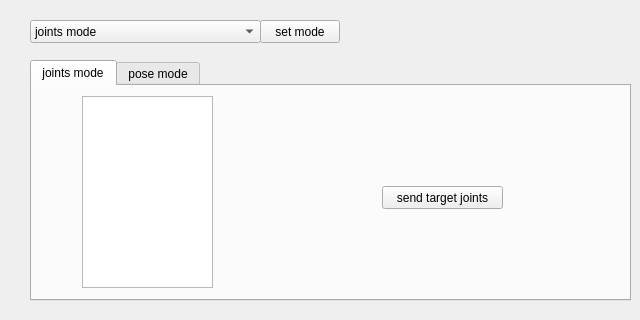
Old version of the form taskassignment.ui in the repository freealong/rik_client.
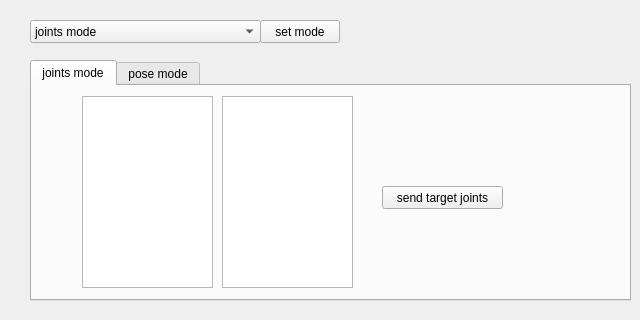
New version of the form.

Commit message: add class RobotInfo, modify sth..

The edit to the form file:
```diff
--- a/taskassignment.ui
+++ b/taskassignment.ui
@@ -52,6 +52,16 @@
       </rect>
      </property>
     </widget>
+    <widget class="QListWidget" name="listWidget_actual_position">
+     <property name="geometry">
+      <rect>
+       <x>190</x>
+       <y>10</y>
+       <width>131</width>
+       <height>192</height>
+      </rect>
+     </property>
+    </widget>
    </widget>
    <widget class="QWidget" name="tab_pose">
     <attribute name="title">
```
The commit also changes 8 other files.
